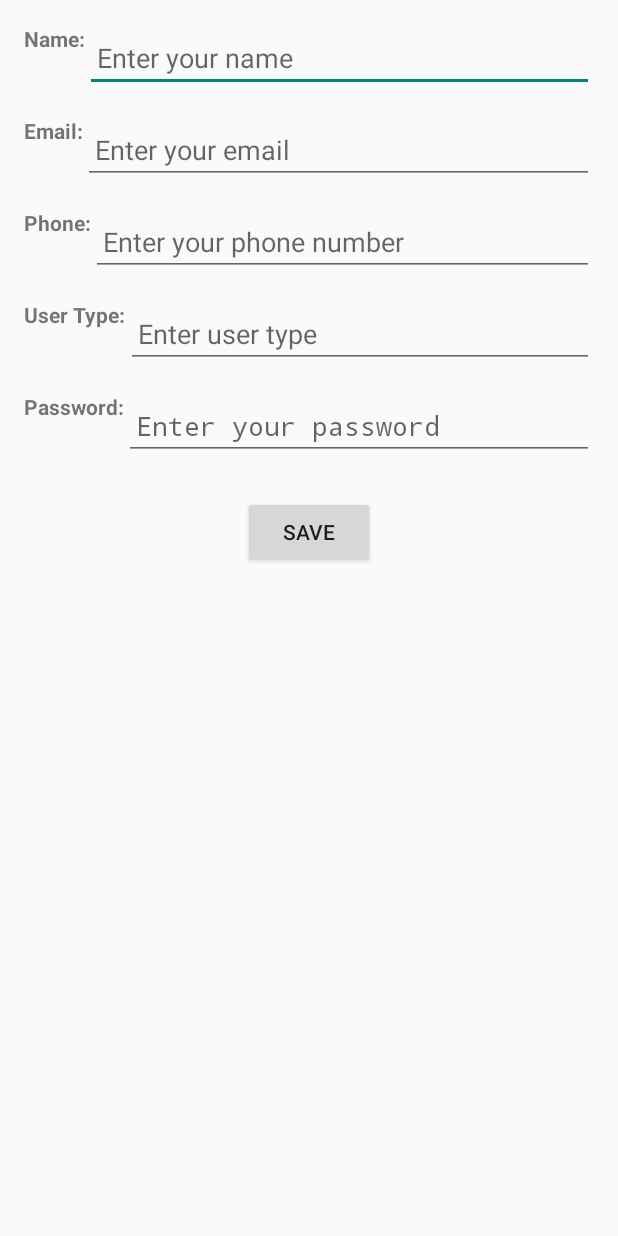
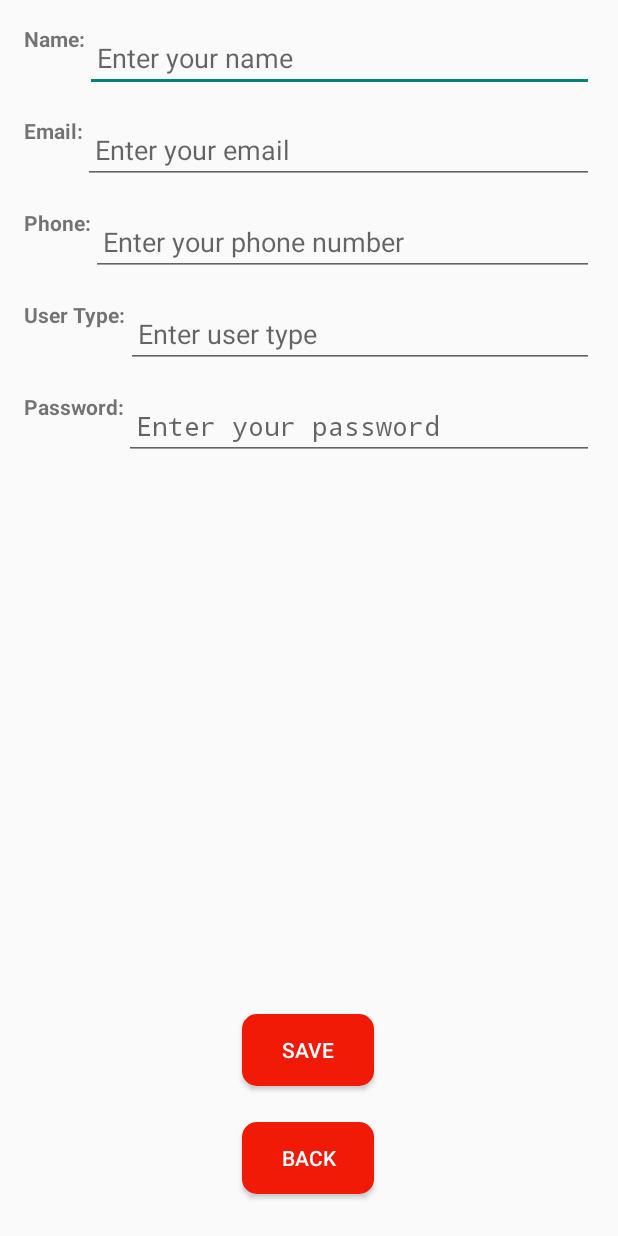
Before and after one commit to TurtleIt31/AndriodRushAPp, an Android app built with Jetpack Compose: the EditUserActivity screen opened directly, with no data from a screen before it, on a phone screen of 412 x 824 dp. Run offline under Robolectric (Android 15) with nearby library versions, the phone set to English and light mode, and no system bars; our stand-ins replace CircleImageView.

```diff
--- a/app/src/main/res/layout/activity_edituser.xml
+++ b/app/src/main/res/layout/activity_edituser.xml
@@ -113,13 +113,34 @@
         app:layout_constraintTop_toTopOf="@id/passwordLabel" />
 
     <!-- Save Button -->
+
+
     <Button
         android:id="@+id/saveButton"
         android:layout_width="wrap_content"
         android:layout_height="wrap_content"
+        android:layout_marginBottom="24dp"
+        android:background="@drawable/orange_bg"
+        android:gravity="center"
         android:text="Save"
-        android:layout_marginTop="24dp"
-        app:layout_constraintTop_toBottomOf="@id/passwordEditText"
-        app:layout_constraintStart_toStartOf="parent"
-        app:layout_constraintEnd_toEndOf="parent" />
+        android:textColor="@color/white"
+        app:layout_constraintBottom_toTopOf="@+id/backButton"
+        app:layout_constraintEnd_toEndOf="parent"
+        app:layout_constraintHorizontal_bias="0.498"
+        app:layout_constraintStart_toStartOf="parent" />
+
+    <Button
+        android:id="@+id/backButton"
+        android:layout_width="wrap_content"
+        android:layout_height="wrap_content"
+        android:layout_marginBottom="12dp"
+        android:background="@drawable/orange_bg"
+        android:gravity="center"
+        android:text="Back"
+        android:textColor="@color/white"
+        app:layout_constraintBottom_toBottomOf="parent"
+        app:layout_constraintEnd_toEndOf="parent"
+        app:layout_constraintHorizontal_bias="0.498"
+        app:layout_constraintStart_toStartOf="parent" />
+
 </androidx.constraintlayout.widget.ConstraintLayout>
```
Also changed, not shown: app/src/main/java/com/example/rushapp/BookingsActivity.kt (+21 -5 lines), app/src/main/java/com/example/rushapp/InvoicesActivity.kt (+9 -0 lines), app/src/main/java/com/example/rushapp/NewUserActivity.kt (+7 -5 lines), app/src/main/java/com/example/rushapp/VehicleActivity.kt (deleted, +0 -47 lines).
